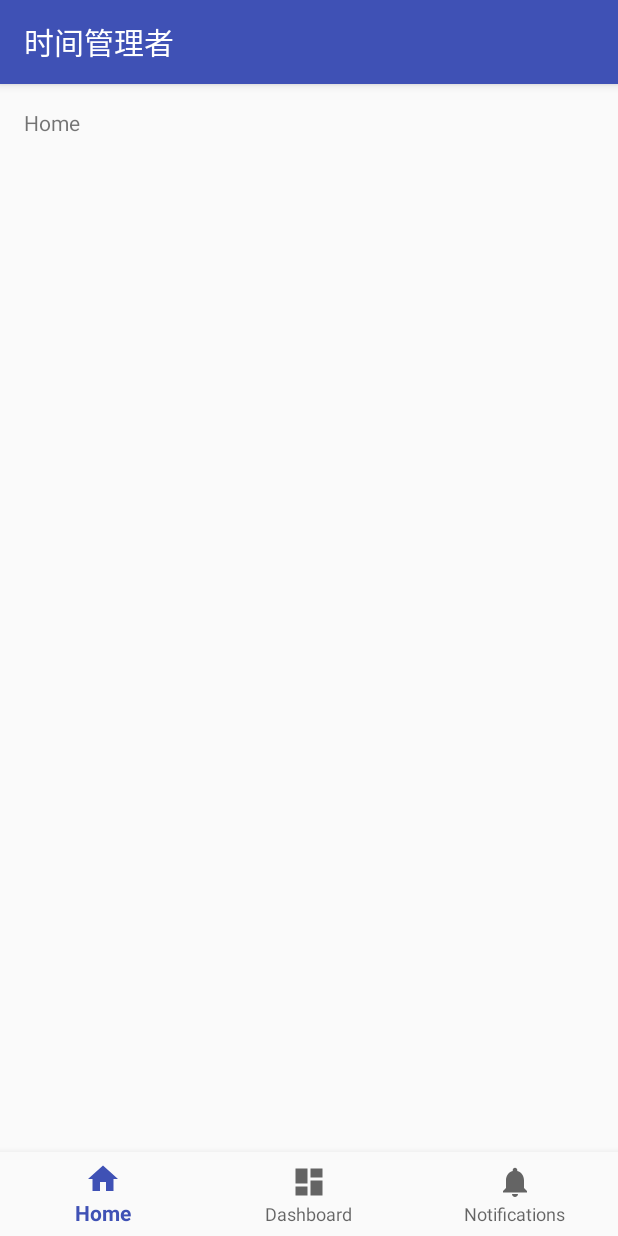
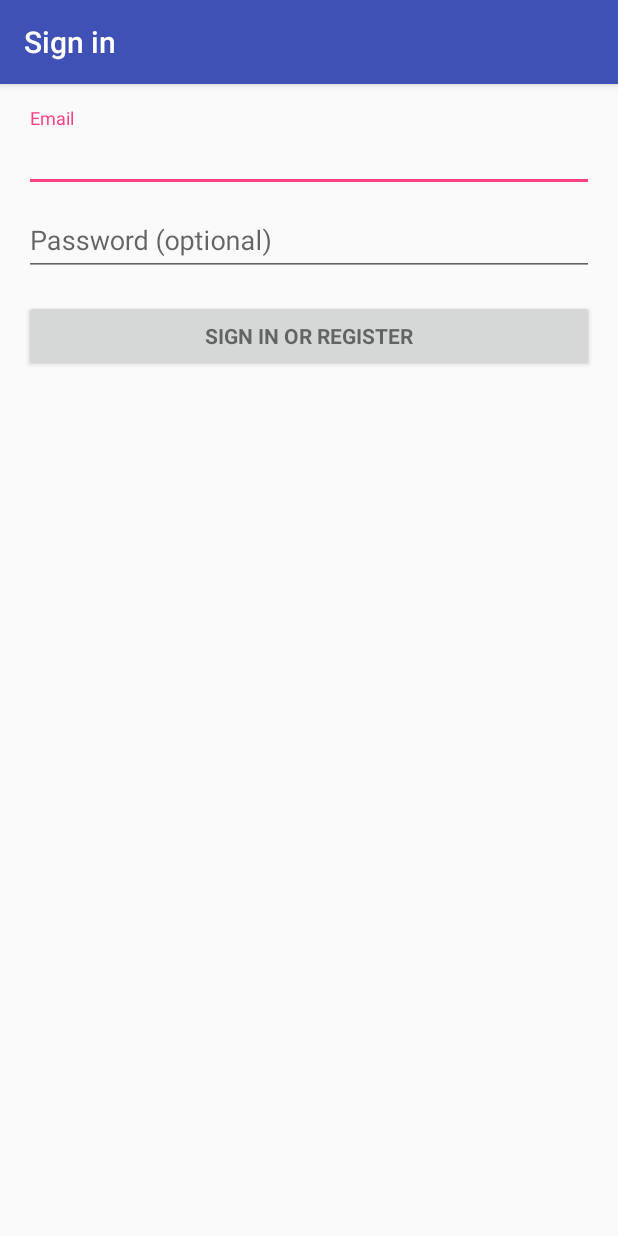
Before and after one commit to w-mj/Time_Manager_Reconstruction, an Android app: the screen it shows after launch (MainActivity before the commit, LoginActivity after it), on a phone screen of 412 x 824 dp. Run offline under Robolectric (Android 15) with nearby library versions, the phone set to English and light mode, and no system bars; 2 statements that could not run were skipped.

Commit message:
Reconstruction finish

```diff
--- a/app/src/main/java/wmj/InnerLayer/Configure.java
+++ b/app/src/main/java/wmj/InnerLayer/Configure.java
@@ -11,7 +11,7 @@ import wmj.InnerLayer.control.MyHandler;
  */
 
 public class Configure {
-    public static String url = "http://219.216.64.88:8000";
+    public static String url = "http://192.168.56.1:8000";
     public static MyHandler handler = null;
     public static ItemList itemList = null;
     public static User user = null;
--- a/app/src/main/java/wmj/InnerLayer/Item/ItemList.java
+++ b/app/src/main/java/wmj/InnerLayer/Item/ItemList.java
@@ -1,8 +1,6 @@
 package wmj.InnerLayer.Item;
 
-import android.icu.util.BuddhistCalendar;
 import android.os.Build;
-import android.os.Bundle;
 import android.os.Message;
 import android.support.annotation.RequiresApi;
 import android.util.Log;
@@ -42,8 +40,8 @@ import wmj.InnerLayer.control.MyHandler;
 
 public class ItemList implements MyCallable{
 
-    private final static int READ = 0;
-    private final static int UPLOAD = 1;
+    public final static int READ = 0;
+    public final static int UPLOAD = 1;
 
     private HashMap<Integer, Item> itemList;
     public HashMap<Integer, LinkedList<Time>> timeTable;
@@ -59,13 +57,13 @@ public class ItemList implements MyCallable{
         itemList = new HashMap<>();
     }
 
-    public void read() {
-        Message msg = MyTools.callbackMessage("ItemList", READ);
-        SendGet get = new SendGet("affair/get/?query_type=1&query_type=2&query_type=3&user_id=" + Configure.user.userId, msg);
+    public void loadInformationFromNet() {
+        SendGet get = new SendGet("affair/get/?query_type=1&query_type=2&query_type=3&user_id=" + Configure.user.userId, null);
         ExecutorService executor = Executors.newSingleThreadExecutor();
         Future<String> future = executor.submit(get);
         try {
-            future.get(2000, TimeUnit.MILLISECONDS);
+            String result = future.get(2000, TimeUnit.MILLISECONDS);
+            parseXML(result);
         } catch (InterruptedException | ExecutionException e) {
             e.printStackTrace();
             MyTools.showToast("未知错误", false);
@@ -179,7 +177,7 @@ public class ItemList implements MyCallable{
         Message msg = new Message();
         msg.what = MyHandler.SHOW_FRAGMENT;
         msg.obj = "Default view";
-        Configure.handler.sendMessage(msg);
+        // Configure.handler.sendMessage(msg);
     }
 
 
--- a/app/src/main/java/wmj/InnerLayer/NetWork/SendGet.java
+++ b/app/src/main/java/wmj/InnerLayer/NetWork/SendGet.java
@@ -42,7 +42,11 @@ public class SendGet implements Callable<String>{
     public String call() throws IOException {
         try {
             String data = makeData();
-            URL url = new URL(this.url + "?" + data);
+            URL url;
+            if (data.isEmpty())
+                url = new URL(this.url);
+            else
+                url = new URL(this.url + "?" + data);
             HttpURLConnection con = (HttpURLConnection) url.openConnection();
             con.setRequestMethod("GET");
             con.setDoInput(true);
--- a/app/src/main/java/wmj/InnerLayer/NetWork/SendPost.java
+++ b/app/src/main/java/wmj/InnerLayer/NetWork/SendPost.java
@@ -29,7 +29,7 @@ public class SendPost implements Callable<String>{
     private String makeData() {
         StringBuilder sb = new StringBuilder();
         for(Map.Entry x : data.entrySet()) {
-            sb.append(x.getKey()).append("=").append(x.getValue());
+            sb.append(x.getKey()).append("=").append(x.getValue()).append("&");
         }
         return sb.toString();
     }
--- a/app/src/main/java/wmj/InnerLayer/control/MyHandler.java
+++ b/app/src/main/java/wmj/InnerLayer/control/MyHandler.java
@@ -6,8 +6,6 @@ import android.util.Log;
 import android.widget.Toast;
 
 import java.lang.ref.WeakReference;
-import java.util.LinkedList;
-import java.util.NoSuchElementException;
 
 import wmj.timemanager.MainActivity;
 
@@ -16,23 +14,24 @@ import wmj.timemanager.MainActivity;
  * 消息循环, 为InnerLayer各个模块提供消息服务
  */
 
-public class MyHandler extends Handler {
+public class MyHandler <T extends MyCallable> extends Handler {
     public static final int SHOW_FRAGMENT = 1;
     public static final int SHOW_TOAST_SHORT = 2;
     public static final int SHOW_TOAST_LONG = 3;
     public static final int CALL_BACK = 4;
+    public static final int SHOW_ACTIVITY = 5;
 
-    private MyCallback callback;
+    private MyCallback<T> callback;
     private WeakReference<MainActivity> mActivity;
 
 
 
     public MyHandler(MainActivity mainActivity) {
         mActivity = new WeakReference<MainActivity>(mainActivity);
-        callback = new MyCallback();
+        callback = new MyCallback<>();
     }
 
-    public <T extends MyCallable> void addCallbackInstance(String name, T obj) {
+    public  void addCallbackInstance(String name, T obj) {
         callback.addInstance(name, obj);
     }
 
@@ -59,6 +58,9 @@ public class MyHandler extends Handler {
             case CALL_BACK:
                 callback.call(msg.getData().getString("name"), msg.getData().getInt("action"), msg.obj);
                 break;
+            case SHOW_ACTIVITY:
+                activity.onFragmentInteraction("ShowActivity", "Login");
+                break;
             default:
                 Log.e("MainActivityHandler", "未知的命令" + msg.what);
         }
--- /dev/null
+++ b/app/src/main/java/wmj/timemanager/LoginActivity.java
@@ -0,0 +1,345 @@
+package wmj.timemanager;
+
+import android.animation.Animator;
+import android.animation.AnimatorListenerAdapter;
+import android.annotation.TargetApi;
+import android.app.LoaderManager.LoaderCallbacks;
+import android.content.CursorLoader;
+import android.content.Loader;
+import android.content.pm.PackageManager;
+import android.database.Cursor;
+import android.net.Uri;
+import android.os.AsyncTask;
+import android.os.Build;
+import android.os.Bundle;
+import android.os.Message;
+import android.provider.ContactsContract;
+import android.support.annotation.NonNull;
+import android.support.design.widget.Snackbar;
+import android.support.v7.app.AppCompatActivity;
+import android.text.TextUtils;
+import android.util.Log;
+import android.view.View;
+import android.view.inputmethod.EditorInfo;
+import android.widget.ArrayAdapter;
+import android.widget.AutoCompleteTextView;
+import android.widget.Button;
+import android.widget.EditText;
+
+import org.json.JSONException;
+import org.json.JSONObject;
+
+import java.util.ArrayList;
+import java.util.List;
+import java.util.concurrent.ExecutionException;
+import java.util.concurrent.ExecutorService;
+import java.util.concurrent.Executors;
+import java.util.concurrent.TimeUnit;
+import java.util.concurrent.TimeoutException;
+
+import wmj.InnerLayer.Configure;
+import wmj.InnerLayer.Item.ItemList;
+import wmj.InnerLayer.MyTools;
+import wmj.InnerLayer.NetWork.SendGet;
+import wmj.InnerLayer.NetWork.SendPost;
+import wmj.InnerLayer.User;
+import wmj.InnerLayer.control.MyHandler;
+
+import static android.Manifest.permission.READ_CONTACTS;
+
+/**
+ * A login screen that offers login via email/password.
+ */
+public class LoginActivity extends AppCompatActivity implements LoaderCallbacks<Cursor> {
+
+    /**
+     * Id to identity READ_CONTACTS permission request.
+     */
+    private static final int REQUEST_READ_CONTACTS = 0;
+
+    /**
+     * Keep track of the login task to ensure we can cancel it if requested.
+     */
+    private UserLoginTask mAuthTask = null;
+
+    // UI references.
+    private AutoCompleteTextView mEmailView;
+    private EditText mPasswordView;
+    private View mProgressView;
+    private View mLoginFormView;
+
+    @Override
+    protected void onCreate(Bundle savedInstanceState) {
+        super.onCreate(savedInstanceState);
+        setContentView(R.layout.activity_login);
+        // Set up the login form.
+        mEmailView = (AutoCompleteTextView) findViewById(R.id.email);
+        populateAutoComplete();
+
+        mPasswordView = (EditText) findViewById(R.id.password);
+        mPasswordView.setOnEditorActionListener((textView, id, keyEvent) -> {
+            if (id == R.id.login || id == EditorInfo.IME_NULL) {
+                attemptLogin();
+                return true;
+            }
+            return false;
+        });
+
+        Button mEmailSignInButton = (Button) findViewById(R.id.email_sign_in_button);
+        mEmailSignInButton.setOnClickListener(view -> attemptLogin());
+
+        mLoginFormView = findViewById(R.id.login_form);
+        mProgressView = findViewById(R.id.login_progress);
+    }
+
+    private void populateAutoComplete() {
+        if (!mayRequestContacts()) {
+            return;
+        }
+
+        getLoaderManager().initLoader(0, null, this);
+    }
+
+    private boolean mayRequestContacts() {
+        if (Build.VERSION.SDK_INT < Build.VERSION_CODES.M) {
+            return true;
+        }
+        if (checkSelfPermission(READ_CONTACTS) == PackageManager.PERMISSION_GRANTED) {
+            return true;
+        }
+        if (shouldShowRequestPermissionRationale(READ_CONTACTS)) {
+            Snackbar.make(mEmailView, R.string.permission_rationale, Snackbar.LENGTH_INDEFINITE)
+                    .setAction(android.R.string.ok, new View.OnClickListener() {
+                        @Override
+                        @TargetApi(Build.VERSION_CODES.M)
+                        public void onClick(View v) {
+                            requestPermissions(new String[]{READ_CONTACTS}, REQUEST_READ_CONTACTS);
+                        }
+                    });
+        } else {
+            requestPermissions(new String[]{READ_CONTACTS}, REQUEST_READ_CONTACTS);
+        }
+        return false;
+    }
+
+    /**
+     * Callback received when a permissions request has been completed.
+     */
+    @Override
+    public void onRequestPermissionsResult(int requestCode, @NonNull String[] permissions,
+                                           @NonNull int[] grantResults) {
+        if (requestCode == REQUEST_READ_CONTACTS) {
+            if (grantResults.length == 1 && grantResults[0] == PackageManager.PERMISSION_GRANTED) {
+                populateAutoComplete();
+            }
+        }
+    }
+
+
+    /**
+     * Attempts to sign in or register the account specified by the login form.
+     * If there are form errors (invalid email, missing fields, etc.), the
+     * errors are presented and no actual login attempt is made.
+     */
+    private void attemptLogin() {
+        if (mAuthTask != null) {
+            return;
+        }
+
+        // Reset errors.
+        mEmailView.setError(null);
+        mPasswordView.setError(null);
+
+        // Store values at the time of the login attempt.
+        String email = mEmailView.getText().toString();
+        String password = mPasswordView.getText().toString();
+
+        boolean cancel = false;
+        View focusView = null;
+
+        // Check for a valid email address.
+        if (TextUtils.isEmpty(email) && TextUtils.isEmpty(password)) {
+            email = "123";
+            password = "123";
+        }
+
+        if (cancel) {
+            // There was an error; don't attempt login and focus the first
+            // form field with an error.
+            focusView.requestFocus();
+        } else {
+            // Show a progress spinner, and kick off a background task to
+            // perform the user login attempt.
+            showProgress(true);
+            mAuthTask = new UserLoginTask(email, password);
+            mAuthTask.execute((Void) null);
+        }
+    }
+
+    /**
+     * Shows the progress UI and hides the login form.
+     */
+    @TargetApi(Build.VERSION_CODES.HONEYCOMB_MR2)
+    private void showProgress(final boolean show) {
+        // On Honeycomb MR2 we have the ViewPropertyAnimator APIs, which allow
+        // for very easy animations. If available, use these APIs to fade-in
+        // the progress spinner.
+        int shortAnimTime = getResources().getInteger(android.R.integer.config_shortAnimTime);
+
+        mLoginFormView.setVisibility(show ? View.GONE : View.VISIBLE);
+        mLoginFormView.animate().setDuration(shortAnimTime).alpha(
+                show ? 0 : 1).setListener(new AnimatorListenerAdapter() {
+            @Override
+            public void onAnimationEnd(Animator animation) {
+                mLoginFormView.setVisibility(show ? View.GONE : View.VISIBLE);
+            }
+        });
+
+        mProgressView.setVisibility(show ? View.VISIBLE : View.GONE);
+        mProgressView.animate().setDuration(shortAnimTime).alpha(
+                show ? 1 : 0).setListener(new AnimatorListenerAdapter() {
+            @Override
+            public void onAnimationEnd(Animator animation) {
+                mProgressView.setVisibility(show ? View.VISIBLE : View.GONE);
+            }
+        });
+    }
+
+    @Override
+    public Loader<Cursor> onCreateLoader(int i, Bundle bundle) {
+        return new CursorLoader(this,
+                // Retrieve data rows for the device user's 'profile' contact.
+                Uri.withAppendedPath(ContactsContract.Profile.CONTENT_URI,
+                        ContactsContract.Contacts.Data.CONTENT_DIRECTORY), ProfileQuery.PROJECTION,
+
+                // Select only email addresses.
+                ContactsContract.Contacts.Data.MIMETYPE +
+                        " = ?", new String[]{ContactsContract.CommonDataKinds.Email
+                .CONTENT_ITEM_TYPE},
+
+                // Show primary email addresses first. Note that there won't be
+                // a primary email address if the user hasn't specified one.
+                ContactsContract.Contacts.Data.IS_PRIMARY + " DESC");
+    }
+
+    @Override
+    public void onLoadFinished(Loader<Cursor> cursorLoader, Cursor cursor) {
+        List<String> emails = new ArrayList<>();
+        cursor.moveToFirst();
+        while (!cursor.isAfterLast()) {
+            emails.add(cursor.getString(ProfileQuery.ADDRESS));
+            cursor.moveToNext();
+        }
+
+        addEmailsToAutoComplete(emails);
+    }
+
+    @Override
+    public void onLoaderReset(Loader<Cursor> cursorLoader) {
+
+    }
+
+    private void addEmailsToAutoComplete(List<String> emailAddressCollection) {
+        //Create adapter to tell the AutoCompleteTextView what to show in its dropdown list.
+        ArrayAdapter<String> adapter =
+                new ArrayAdapter<>(LoginActivity.this,
+                        android.R.layout.simple_dropdown_item_1line, emailAddressCollection);
+
+        mEmailView.setAdapter(adapter);
+    }
+
+
+    private interface ProfileQuery {
+        String[] PROJECTION = {
+                ContactsContract.CommonDataKinds.Email.ADDRESS,
+                ContactsContract.CommonDataKinds.Email.IS_PRIMARY,
+        };
+
+        int ADDRESS = 0;
+        int IS_PRIMARY = 1;
+    }
+
+    /**
+     * Represents an asynchronous login/registration task used to authenticate
+     * the user.
+     */
+    public class UserLoginTask extends AsyncTask<Void, Void, String> {
+
+        private final String mEmail;
+        private final String mPassword;
+
+        UserLoginTask(String email, String password) {
+            mEmail = email;
+            mPassword = password;
+        }
+
+        @Override
+        protected String doInBackground(Void... params) {
+            SendPost post = new SendPost("auth/login/", null);
+            post.data.put("username", mEmail);
+            post.data.put("password", mPassword);
+            String result;
+            try {
+                ExecutorService exe = Executors.newSingleThreadExecutor();
+                result = exe.submit(post).get(1000, TimeUnit.MILLISECONDS);
+            } catch (InterruptedException|ExecutionException e) {
+                e.printStackTrace();
+                MyTools.showToast("网络错误", false);
+                return null;
+            } catch (TimeoutException e) {
+                MyTools.showToast("网络连接超时", false);
+                return null;
+            }
+            return result;
+        }
+
+        @Override
+        protected void onPostExecute(final String result) {
+            if (result == null) {
+                return;
+            }
+            mAuthTask = null;
+            showProgress(false);
+            try {
+                JSONObject msg = new JSONObject(result);
+                if (msg.getBoolean("result")) {
+                    // 登录成功
+                    int user_id = msg.getInt("user_id");
+                    Log.i("Login user id", String.valueOf(user_id));
+                    // 设置当前用户
+                    try {
+                        Configure.user.setUserId(user_id);
+                    } catch (Exception e) {
+                        Log.e("Login", "已经登陆了");
+                        Configure.user.userId = user_id;
+                        // 强行登录
+                    }
+                    Configure.user.loadInformationFromNet();
+                    // 更新日程表
+                    Configure.itemList.loadInformationFromNet();
+                    finish();
+                } else {
+                    switch (msg.getString("msg")) {
+                        case "nonexistent user":
+                            mEmailView.setError("用户名不存在");
+                            mEmailView.requestFocus();
+                            break;
+                        case "wrong password":
+                            mPasswordView.setError(getString(R.string.error_incorrect_password));
+                            mPasswordView.requestFocus();
+                            break;
+                    }
+                }
+            } catch (JSONException e) {
+                MyTools.showToast("解析错误", false);
+                e.printStackTrace();
+            }
+        }
+
+        @Override
+        protected void onCancelled() {
+            mAuthTask = null;
+            showProgress(false);
+        }
+    }
+}
--- a/app/src/main/java/wmj/timemanager/MainActivity.java
+++ b/app/src/main/java/wmj/timemanager/MainActivity.java
@@ -1,6 +1,6 @@
 package wmj.timemanager;
 
-import android.content.res.Configuration;
+import android.content.Intent;
 import android.os.Bundle;
 import android.support.annotation.NonNull;
 import android.support.design.widget.BottomNavigationView;
@@ -9,9 +9,6 @@ import android.support.v4.app.FragmentTransaction;
 import android.support.v7.app.AppCompatActivity;
 import android.util.Log;
 import android.view.MenuItem;
-import android.widget.TextView;
-
-import java.util.concurrent.ExecutorService;
 
 import wmj.InnerLayer.Configure;
 import wmj.InnerLayer.MyTools;
@@ -30,7 +27,7 @@ public class MainActivity extends AppCompatActivity implements OnFragmentInterac
 
     // 保存每个fragment的实例对象，防止重复初始化
     private Activities activities_fragment_instance;
-    private WeekView calendar_fragment_instance;
+    private WeekView weekView_fragment_instance;
     private Me me_fragment_instance;
 
 
@@ -66,11 +63,15 @@ public class MainActivity extends AppCompatActivity implements OnFragmentInterac
             Log.e("MainActivity", "初始化程序失败");
             e.printStackTrace();
         }
+        if (Configure.user.userId == -1) {
+            // 如果没登录, 显示登录界面
+            onFragmentInteraction("ShowActivity", "Login");
+        }
     }
 
     private void hideFragments(FragmentTransaction ft) {
-        if (calendar_fragment_instance != null) {
-            ft.hide( calendar_fragment_instance);
+        if (weekView_fragment_instance != null) {
+            ft.hide( weekView_fragment_instance);
         }
         if (activities_fragment_instance != null) {
             ft.hide(activities_fragment_instance);
@@ -87,12 +88,12 @@ public class MainActivity extends AppCompatActivity implements OnFragmentInterac
 
         switch (fragmentIndex) {
             case WEEKVIEW:
-                if (calendar_fragment_instance == null) {
-                    calendar_fragment_instance = new WeekView();
-                    ft.add(R.id.content, calendar_fragment_instance);
+                if (weekView_fragment_instance == null) {
+                    weekView_fragment_instance = new WeekView();
+                    ft.add(R.id.content, weekView_fragment_instance);
                 } else {
-                    calendar_fragment_instance.show(3);
-                    ft.show(calendar_fragment_instance);
+                    weekView_fragment_instance.show(3);
+                    ft.show(weekView_fragment_instance);
                 }
                 break;
             case ACTIVITIES:
@@ -118,9 +119,10 @@ public class MainActivity extends AppCompatActivity implements OnFragmentInterac
     @Override
     public void onFragmentInteraction(String cmd, String msg) {
         Log.i("回调MainActivity", msg);
-        if (cmd.equals("ShowFragment")) {
+        switch(cmd) {
+            case "ShowFragment":
                 switch (msg) {
-                case "Calendar":
+                    case "Default view":
                         showFragment(WEEKVIEW);
                         break;
                     case "Activities":
@@ -135,7 +137,16 @@ public class MainActivity extends AppCompatActivity implements OnFragmentInterac
                     default:
                         throw new RuntimeException("未知消息: " + msg);
                 }
-        } else {
+                break;
+            case "ShowActivity":
+                switch (msg) {
+                    case "Login":
+                        Intent intent = new Intent(this, LoginActivity.class);
+                        startActivity(intent);
+                        break;
+                }
+                break;
+            default:
                 throw new RuntimeException("未知命令: " + cmd);
         }
     }
--- /dev/null
+++ b/app/src/main/res/layout/activity_login.xml
@@ -0,0 +1,77 @@
+<LinearLayout xmlns:android="http://schemas.android.com/apk/res/android"
+    xmlns:tools="http://schemas.android.com/tools"
+    android:layout_width="match_parent"
+    android:layout_height="match_parent"
+    android:gravity="center_horizontal"
+    android:orientation="vertical"
+    android:paddingBottom="@dimen/activity_vertical_margin"
+    android:paddingLeft="@dimen/activity_horizontal_margin"
+    android:paddingRight="@dimen/activity_horizontal_margin"
+    android:paddingTop="@dimen/activity_vertical_margin"
+    tools:context="wmj.timemanager.LoginActivity">
+
+    <!-- Login progress -->
+    <ProgressBar
+        android:id="@+id/login_progress"
+        style="?android:attr/progressBarStyleLarge"
+        android:layout_width="wrap_content"
+        android:layout_height="wrap_content"
+        android:layout_marginBottom="8dp"
+        android:visibility="gone" />
+
+    <ScrollView
+        android:id="@+id/login_form"
+        android:layout_width="match_parent"
+        android:layout_height="match_parent">
+
+        <LinearLayout
+            android:id="@+id/email_login_form"
+            android:layout_width="match_parent"
+            android:layout_height="wrap_content"
+            android:orientation="vertical">
+
+            <android.support.design.widget.TextInputLayout
+                android:layout_width="match_parent"
+                android:layout_height="wrap_content">
+
+                <AutoCompleteTextView
+                    android:id="@+id/email"
+                    android:layout_width="match_parent"
+                    android:layout_height="wrap_content"
+                    android:hint="@string/prompt_email"
+                    android:inputType="textEmailAddress"
+                    android:maxLines="1"
+                    />
+
+            </android.support.design.widget.TextInputLayout>
+
+            <android.support.design.widget.TextInputLayout
+                android:layout_width="match_parent"
+                android:layout_height="wrap_content">
+
+                <EditText
+                    android:id="@+id/password"
+                    android:layout_width="match_parent"
+                    android:layout_height="wrap_content"
+                    android:hint="@string/prompt_password"
+                    android:imeActionId="@+id/login"
+                    android:imeActionLabel="@string/action_sign_in_short"
+                    android:imeOptions="actionUnspecified"
+                    android:inputType="textPassword"
+                    android:maxLines="1"
+                    />
+
+            </android.support.design.widget.TextInputLayout>
+
+            <Button
+                android:id="@+id/email_sign_in_button"
+                style="?android:textAppearanceSmall"
+                android:layout_width="match_parent"
+                android:layout_height="wrap_content"
+                android:layout_marginTop="16dp"
+                android:text="@string/action_sign_in"
+                android:textStyle="bold" />
+
+        </LinearLayout>
+    </ScrollView>
+</LinearLayout>
--- a/app/src/main/res/values/strings.xml
+++ b/app/src/main/res/values/strings.xml
@@ -20,4 +20,18 @@
     <string name="hamburger">\u039E</string>
 
     <string name="hello_blank_fragment">Hello blank fragment</string>
+    <string name="title_activity_login">Sign in</string>
+
+    <!-- Strings related to login -->
+    <string name="prompt_email">Email</string>
+    <string name="prompt_password">Password (optional)</string>
+    <string name="action_sign_in">Sign in or register</string>
+    <string name="action_sign_in_short">Sign in</string>
+    <string name="error_invalid_email">This email address is invalid</string>
+    <string name="error_invalid_password">This password is too short</string>
+    <string name="error_incorrect_password">This password is incorrect</string>
+    <string name="error_field_required">This field is required</string>
+    <string name="permission_rationale">"Contacts permissions are needed for providing email
+        completions."
+    </string>
 </resources>
```
Also changed, not shown: app/src/main/AndroidManifest.xml (+14 -0 lines), app/src/main/java/wmj/InnerLayer/User.java (+3 -4 lines), app/src/main/java/wmj/timemanager/Me.java (+8 -5 lines), app/src/main/java/wmj/timemanager/activitiesFragment/Activities.java (+0 -35 lines), app/src/main/java/wmj/timemanager/weekViewFragment/CommonUtils.java (deleted, +0 -28 lines), app/src/main/java/wmj/timemanager/weekViewFragment/WeekView.java (+1 -26 lines). Lines whose indentation alone changed are shown as unchanged.
